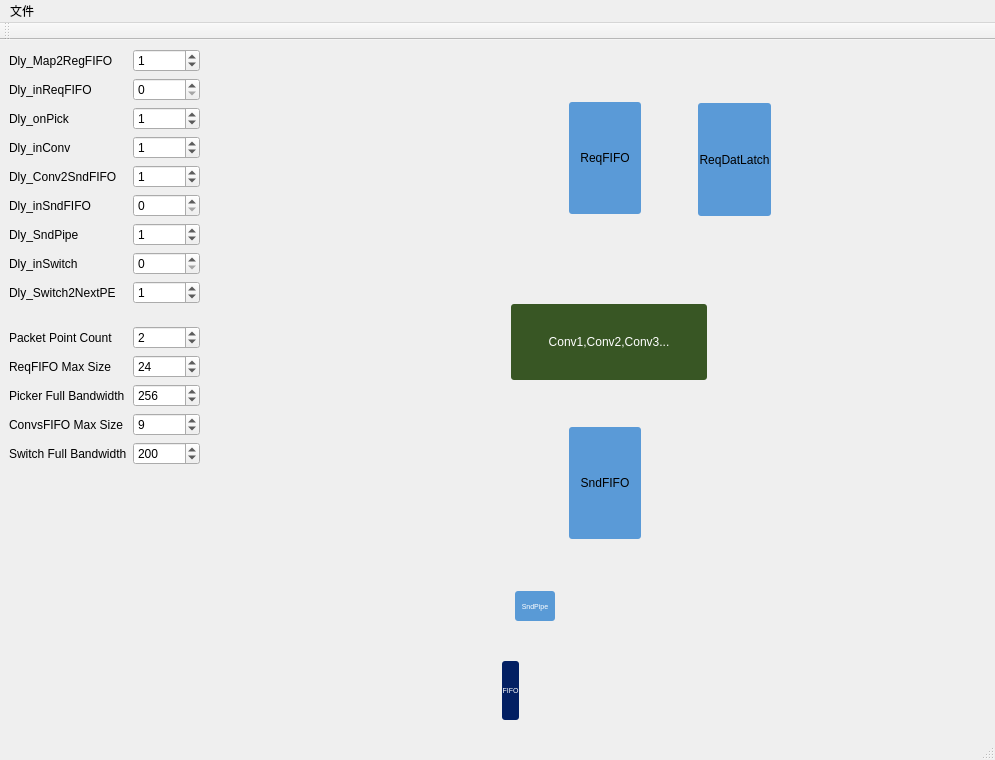
Above: mainwindow.ui from iwxyi/CNNAcceleratorTopology-Delay before the change. Below: the same form after it.
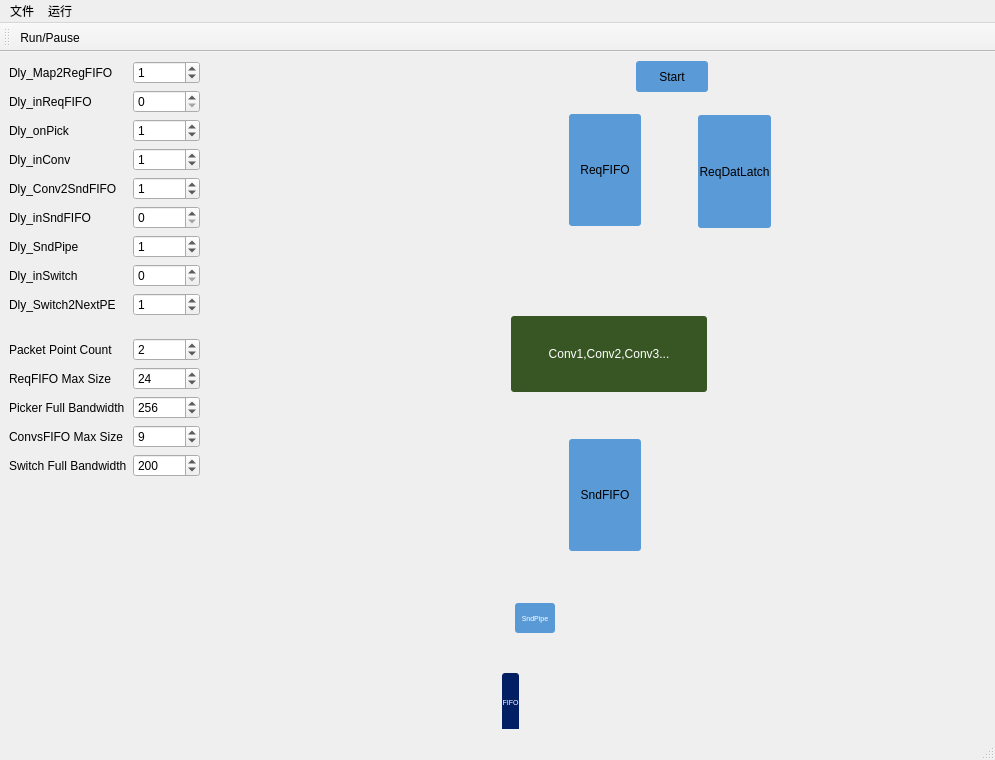
That is the form after the change. Icons and pictures are not drawn.

Commit message: GUI调用Console逻辑，正常运行；QTimer运行缓慢

```diff
--- a/mainwindow.ui
+++ b/mainwindow.ui
@@ -395,6 +395,26 @@
         </rect>
        </property>
       </widget>
+      <widget class="QLabel" name="StartFIFO">
+       <property name="geometry">
+        <rect>
+         <x>430</x>
+         <y>0</y>
+         <width>72</width>
+         <height>31</height>
+        </rect>
+       </property>
+       <property name="styleSheet">
+        <string notr="true">background: rgb(90, 154, 215);
+border-radius:3px;</string>
+       </property>
+       <property name="text">
+        <string>Start</string>
+       </property>
+       <property name="alignment">
+        <set>Qt::AlignCenter</set>
+       </property>
+      </widget>
      </widget>
     </item>
    </layout>
@@ -413,7 +433,14 @@
      <string>文件</string>
     </property>
    </widget>
+   <widget class="QMenu" name="menu_2">
+    <property name="title">
+     <string>运行</string>
+    </property>
+    <addaction name="actionRun"/>
+   </widget>
    <addaction name="menu"/>
+   <addaction name="menu_2"/>
   </widget>
   <widget class="QStatusBar" name="statusbar"/>
   <widget class="QToolBar" name="toolBar">
@@ -426,7 +453,13 @@
    <attribute name="toolBarBreak">
     <bool>false</bool>
    </attribute>
+   <addaction name="actionRun"/>
   </widget>
+  <action name="actionRun">
+   <property name="text">
+    <string>Run/Pause</string>
+   </property>
+  </action>
  </widget>
  <resources/>
  <connections/>
```
Left out of the diff: 40 changed lines with no effect on the pictures. The commit also changes 9 other files.
